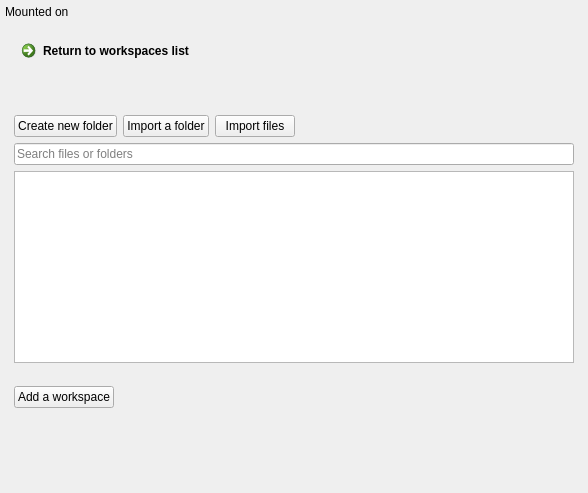
Above: parsec/core/gui/forms/files_widget.ui from Scille/parsec-cloud before the change. Below: the same form after it.
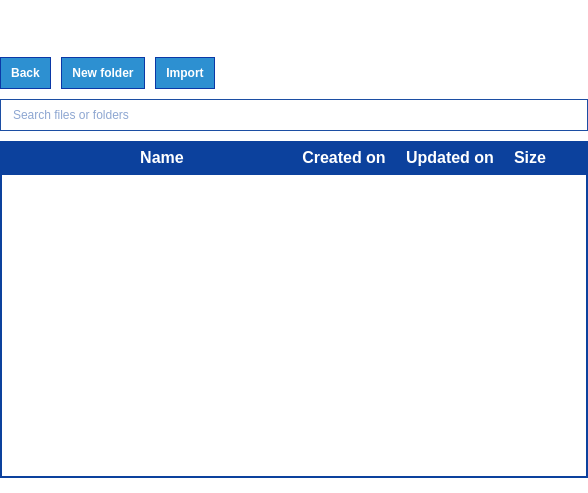
That is the form after the change. Icons and pictures are not drawn.

```diff
--- a/parsec/core/gui/forms/files_widget.ui
+++ b/parsec/core/gui/forms/files_widget.ui
@@ -19,52 +19,45 @@
   <property name="windowTitle">
    <string>Form</string>
   </property>
+  <property name="styleSheet">
+   <string notr="true">QWidget#FilesWidget
+{
+background-color: rgb(255, 255, 255);
+}
+
+QTableWidget
+{
+font-size: 12px;
+font-weight: bold;
+}
+
+QHeaderView::section
+{
+height: 32px;
+background-color: rgb(12, 65, 157);
+color: rgb(255, 255, 255);
+font-size: 16px;
+font-weight: bold;
+border: 0;
+}
+</string>
+  </property>
   <layout class="QVBoxLayout" name="verticalLayout">
    <property name="spacing">
-    <number>5</number>
+    <number>0</number>
    </property>
    <property name="leftMargin">
-    <number>5</number>
+    <number>0</number>
    </property>
    <property name="topMargin">
-    <number>5</number>
+    <number>15</number>
    </property>
    <property name="rightMargin">
-    <number>5</number>
+    <number>0</number>
    </property>
    <property name="bottomMargin">
-    <number>5</number>
+    <number>15</number>
    </property>
-   <item>
-    <layout class="QHBoxLayout" name="horizontalLayout_4">
-     <item>
-      <widget class="QLabel" name="label">
-       <property name="sizePolicy">
-        <sizepolicy hsizetype="Minimum" vsizetype="Preferred">
-         <horstretch>0</horstretch>
-         <verstretch>0</verstretch>
-        </sizepolicy>
-       </property>
-       <property name="text">
-        <string>Mounted on</string>
-       </property>
-      </widget>
-     </item>
-     <item>
-      <widget class="QLabel" name="label_mountpoint">
-       <property name="sizePolicy">
-        <sizepolicy hsizetype="Expanding" vsizetype="Preferred">
-         <horstretch>0</horstretch>
-         <verstretch>0</verstretch>
-        </sizepolicy>
-       </property>
-       <property name="text">
-        <string/>
-       </property>
-      </widget>
-     </item>
-    </layout>
-   </item>
    <item>
     <widget class="QWidget" name="widget_files" native="true">
      <property name="sizePolicy">
@@ -74,87 +67,236 @@
       </sizepolicy>
      </property>
      <layout class="QVBoxLayout" name="verticalLayout_2">
+      <property name="spacing">
+       <number>10</number>
+      </property>
+      <property name="leftMargin">
+       <number>0</number>
+      </property>
+      <property name="topMargin">
+       <number>0</number>
+      </property>
+      <property name="rightMargin">
+       <number>0</number>
+      </property>
+      <property name="bottomMargin">
+       <number>0</number>
+      </property>
+      <item>
+       <layout class="QHBoxLayout" name="horizontalLayout">
+        <property name="spacing">
+         <number>24</number>
+        </property>
+        <item>
+         <widget class="QLabel" name="label">
+          <property name="sizePolicy">
+           <sizepolicy hsizetype="Minimum" vsizetype="Preferred">
+            <horstretch>0</horstretch>
+            <verstretch>0</verstretch>
+           </sizepolicy>
+          </property>
+          <property name="minimumSize">
+           <size>
+            <width>32</width>
+            <height>32</height>
+           </size>
+          </property>
+          <property name="maximumSize">
+           <size>
+            <width>32</width>
+            <height>32</height>
+           </size>
+          </property>
+          <property name="text">
+           <string/>
+          </property>
+          <property name="pixmap">
+           <pixmap resource="../rc/resources.qrc">:/icons/images/icons/workspace.png</pixmap>
+          </property>
+          <property name="scaledContents">
+           <bool>true</bool>
+          </property>
+          <property name="alignment">
+           <set>Qt::AlignCenter</set>
+          </property>
+         </widget>
+        </item>
+        <item>
+         <widget class="QLabel" name="label_current_directory">
+          <property name="sizePolicy">
+           <sizepolicy hsizetype="Expanding" vsizetype="Preferred">
+            <horstretch>0</horstretch>
+            <verstretch>0</verstretch>
+           </sizepolicy>
+          </property>
+          <property name="font">
+           <font>
+            <pointsize>14</pointsize>
+            <weight>75</weight>
+            <bold>true</bold>
+           </font>
+          </property>
+          <property name="styleSheet">
+           <string notr="true">font-weight: bold;</string>
+          </property>
+          <property name="text">
+           <string/>
+          </property>
+         </widget>
+        </item>
+       </layout>
+      </item>
       <item>
        <layout class="QHBoxLayout" name="horizontalLayout_2">
         <item>
-         <widget class="QCommandLinkButton" name="button_to_workspaces">
+         <widget class="QPushButton" name="button_back">
+          <property name="minimumSize">
+           <size>
+            <width>0</width>
+            <height>32</height>
+           </size>
+          </property>
+          <property name="font">
+           <font>
+            <weight>75</weight>
+            <bold>true</bold>
+           </font>
+          </property>
+          <property name="layoutDirection">
+           <enum>Qt::RightToLeft</enum>
+          </property>
+          <property name="styleSheet">
+           <string notr="true">background-color: rgb(45, 144, 209);
+border: 1px solid rgb(11, 56, 166);
+color: rgb(255, 255, 255);
+padding-left: 10px;
+padding-right: 10px;
+font-weight: bold;</string>
+          </property>
           <property name="text">
-           <string>Return to workspaces list</string>
+           <string>Back</string>
+          </property>
+          <property name="icon">
+           <iconset resource="../rc/resources.qrc">
+            <normaloff>:/icons/images/icons/go-back.png</normaloff>:/icons/images/icons/go-back.png</iconset>
+          </property>
+          <property name="iconSize">
+           <size>
+            <width>24</width>
+            <height>24</height>
+           </size>
+          </property>
+          <property name="autoDefault">
+           <bool>false</bool>
+          </property>
+          <property name="default">
+           <bool>false</bool>
+          </property>
+          <property name="flat">
+           <bool>true</bool>
           </property>
          </widget>
         </item>
-        <item>
-         <spacer name="horizontalSpacer">
-          <property name="orientation">
-           <enum>Qt::Horizontal</enum>
-          </property>
-          <property name="sizeHint" stdset="0">
-           <size>
-            <width>40</width>
-            <height>20</height>
-           </size>
-          </property>
-         </spacer>
-        </item>
-       </layout>
-      </item>
-      <item>
-       <widget class="QLabel" name="label_current_directory">
-        <property name="text">
-         <string/>
-        </property>
-       </widget>
-      </item>
-      <item>
-       <widget class="QLabel" name="label_cd_elems">
-        <property name="sizePolicy">
-         <sizepolicy hsizetype="Expanding" vsizetype="Preferred">
-          <horstretch>0</horstretch>
-          <verstretch>0</verstretch>
-         </sizepolicy>
-        </property>
-        <property name="text">
-         <string/>
-        </property>
-       </widget>
-      </item>
-      <item>
-       <layout class="QHBoxLayout" name="horizontalLayout_3">
         <item>
          <widget class="QPushButton" name="button_create_folder">
-          <property name="text">
-           <string>Create new folder</string>
+          <property name="minimumSize">
+           <size>
+            <width>0</width>
+            <height>32</height>
+           </size>
           </property>
-          <property name="icon">
-           <iconset resource="../rc/resources.qrc">
-            <normaloff>:/icons/images/icons/folder_add.png</normaloff>:/icons/images/icons/folder_add.png</iconset>
+          <property name="font">
+           <font>
+            <weight>75</weight>
+            <bold>true</bold>
+           </font>
           </property>
-         </widget>
-        </item>
-        <item>
-         <widget class="QPushButton" name="button_import_folder">
+          <property name="layoutDirection">
+           <enum>Qt::RightToLeft</enum>
+          </property>
+          <property name="styleSheet">
+           <string notr="true">background-color: rgb(45, 144, 209);
+border: 1px solid rgb(11, 56, 166);
+color: rgb(255, 255, 255);
+padding-left: 10px;
+padding-right: 10px;
+font-weight: bold;</string>
+          </property>
           <property name="text">
-           <string>Import a folder</string>
+           <string>New folder</string>
           </property>
           <property name="icon">
            <iconset resource="../rc/resources.qrc">
             <normaloff>:/icons/images/icons/folder_download.png</normaloff>:/icons/images/icons/folder_download.png</iconset>
           </property>
+          <property name="iconSize">
+           <size>
+            <width>24</width>
+            <height>24</height>
+           </size>
+          </property>
+          <property name="autoDefault">
+           <bool>false</bool>
+          </property>
+          <property name="default">
+           <bool>false</bool>
+          </property>
+          <property name="flat">
+           <bool>true</bool>
+          </property>
          </widget>
         </item>
         <item>
-         <widget class="QPushButton" name="button_import_files">
+         <widget class="QPushButton" name="button_import">
+          <property name="minimumSize">
+           <size>
+            <width>0</width>
+            <height>32</height>
+           </size>
+          </property>
+          <property name="font">
+           <font>
+            <weight>75</weight>
+            <bold>true</bold>
+           </font>
+          </property>
+          <property name="layoutDirection">
+           <enum>Qt::RightToLeft</enum>
+          </property>
+          <property name="styleSheet">
+           <string notr="true">background-color: rgb(45, 144, 209);
+border: 1px solid rgb(11, 56, 166);
+color: rgb(255, 255, 255);
+padding-left: 10px;
+padding-right: 10px;
+font-weight: bold;</string>
+          </property>
           <property name="text">
-           <string>Import files</string>
+           <string>Import</string>
           </property>
           <property name="icon">
            <iconset resource="../rc/resources.qrc">
             <normaloff>:/icons/images/icons/file_download.png</normaloff>:/icons/images/icons/file_download.png</iconset>
           </property>
+          <property name="iconSize">
+           <size>
+            <width>24</width>
+            <height>24</height>
+           </size>
+          </property>
+          <property name="autoDefault">
+           <bool>false</bool>
+          </property>
+          <property name="default">
+           <bool>false</bool>
+          </property>
+          <property name="flat">
+           <bool>true</bool>
+          </property>
          </widget>
         </item>
         <item>
-         <spacer name="horizontalSpacer_2">
+         <spacer name="horizontalSpacer">
           <property name="orientation">
            <enum>Qt::Horizontal</enum>
           </property>
@@ -170,67 +312,225 @@
       </item>
       <item>
        <widget class="QLineEdit" name="line_edit_search">
-        <property name="placeholderText">
-         <string>Search files or folders</string>
-        </property>
-       </widget>
-      </item>
-      <item>
-       <widget class="QListWidget" name="list_files"/>
-      </item>
-     </layout>
-    </widget>
-   </item>
-   <item>
-    <widget class="QWidget" name="widget_workspaces" native="true">
-     <layout class="QVBoxLayout" name="verticalLayout_3">
-      <item>
-       <layout class="QHBoxLayout" name="horizontalLayout">
-        <item>
-         <widget class="QPushButton" name="button_add_workspace">
-          <property name="text">
-           <string>Add a workspace</string>
-          </property>
-          <property name="icon">
-           <iconset resource="../rc/resources.qrc">
-            <normaloff>:/icons/images/icons/add.png</normaloff>:/icons/images/icons/add.png</iconset>
-          </property>
-         </widget>
-        </item>
-        <item>
-         <spacer name="horizontalSpacer_3">
-          <property name="orientation">
-           <enum>Qt::Horizontal</enum>
-          </property>
-          <property name="sizeHint" stdset="0">
-           <size>
-            <width>40</width>
-            <height>20</height>
-           </size>
-          </property>
-         </spacer>
-        </item>
-       </layout>
-      </item>
-      <item>
-       <layout class="QGridLayout" name="layout_workspaces">
-        <property name="sizeConstraint">
-         <enum>QLayout::SetMaximumSize</enum>
-        </property>
-       </layout>
-      </item>
-      <item>
-       <spacer name="verticalSpacer">
-        <property name="orientation">
-         <enum>Qt::Vertical</enum>
-        </property>
-        <property name="sizeHint" stdset="0">
+        <property name="minimumSize">
          <size>
-          <width>20</width>
-          <height>40</height>
+          <width>0</width>
+          <height>32</height>
          </size>
         </property>
-       </spacer>
+        <property name="styleSheet">
+         <string notr="true">background-image: url(:/icons/images/icons/search.png);
+background-repeat: no-repeat;
+background-position: right;
+border: 1px solid rgb(28, 78, 163);
+padding-left: 10px;
+color: rgb(28, 78, 163);</string>
+        </property>
+        <property name="placeholderText">
+         <string>Search files or folders</string>
+        </property>
+       </widget>
+      </item>
+      <item>
+       <layout class="QVBoxLayout" name="verticalLayout_3">
+        <property name="spacing">
+         <number>0</number>
+        </property>
+        <item>
+         <layout class="QHBoxLayout" name="horizontalLayout_4">
+          <property name="spacing">
+           <number>0</number>
+          </property>
+          <item>
+           <widget class="QLabel" name="label_2">
+            <property name="minimumSize">
+             <size>
+              <width>32</width>
+              <height>32</height>
+             </size>
+            </property>
+            <property name="maximumSize">
+             <size>
+              <width>32</width>
+              <height>32</height>
+             </size>
+            </property>
+            <property name="styleSheet">
+             <string notr="true">background-color: rgb(12, 65, 157);</string>
+            </property>
+            <property name="text">
+             <string/>
+            </property>
+           </widget>
+          </item>
+          <item>
+           <widget class="QPushButton" name="pushButton">
+            <property name="sizePolicy">
+             <sizepolicy hsizetype="Expanding" vsizetype="Fixed">
+              <horstretch>0</horstretch>
+              <verstretch>0</verstretch>
+             </sizepolicy>
+            </property>
+            <property name="minimumSize">
+             <size>
+              <width>0</width>
+              <height>32</height>
+             </size>
+            </property>
+            <property name="maximumSize">
+             <size>
+              <width>16777215</width>
+              <height>32</height>
+             </size>
+            </property>
+            <property name="font">
+             <font>
+              <pointsize>12</pointsize>
+              <weight>75</weight>
+              <bold>true</bold>
+             </font>
+            </property>
+            <property name="styleSheet">
+             <string notr="true">background-color: rgb(12, 65, 157);
+color: rgb(255, 255, 255);
+border: 0;</string>
+            </property>
+            <property name="text">
+             <string>Name</string>
+            </property>
+            <property name="default">
+             <bool>false</bool>
+            </property>
+            <property name="flat">
+             <bool>false</bool>
+            </property>
+           </widget>
+          </item>
+          <item>
+           <widget class="QPushButton" name="pushButton_2">
+            <property name="minimumSize">
+             <size>
+              <width>0</width>
+              <height>32</height>
+             </size>
+            </property>
+            <property name="maximumSize">
+             <size>
+              <width>16777215</width>
+              <height>32</height>
+             </size>
+            </property>
+            <property name="font">
+             <font>
+              <pointsize>12</pointsize>
+              <weight>75</weight>
+              <bold>true</bold>
+             </font>
+            </property>
+            <property name="styleSheet">
+             <string notr="true">background-color: rgb(12, 65, 157);
+color: rgb(255, 255, 255);
+border: 0;
+padding-left: 10px;
+padding-right: 10px;</string>
+            </property>
+            <property name="text">
+             <string>Created on</string>
+            </property>
+           </widget>
+          </item>
+          <item>
+           <widget class="QPushButton" name="pushButton_3">
+            <property name="minimumSize">
+             <size>
+              <width>0</width>
+              <height>32</height>
+             </size>
+            </property>
+            <property name="maximumSize">
+             <size>
+              <width>16777215</width>
+              <height>32</height>
+             </size>
+            </property>
+            <property name="font">
+             <font>
+              <pointsize>12</pointsize>
+              <weight>75</weight>
+              <bold>true</bold>
+             </font>
+            </property>
+            <property name="styleSheet">
+             <string notr="true">background-color: rgb(12, 65, 157);
+color: rgb(255, 255, 255);
+border: 0;
+padding-left: 10px;
+padding-right: 10px;</string>
+            </property>
+            <property name="text">
+             <string>Updated on</string>
+            </property>
+           </widget>
+          </item>
+          <item>
+           <widget class="QPushButton" name="pushButton_4">
+            <property name="minimumSize">
+             <size>
+              <width>32</width>
+              <height>32</height>
+             </size>
+            </property>
+            <property name="font">
+             <font>
+              <pointsize>12</pointsize>
+              <weight>75</weight>
+              <bold>true</bold>
+             </font>
+            </property>
+            <property name="styleSheet">
+             <string notr="true">background-color: rgb(12, 65, 157);
+color: rgb(255, 255, 255);
+border: 0;
+padding-left: 10px;
+padding-right: 10px;</string>
+            </property>
+            <property name="text">
+             <string>Size</string>
+            </property>
+           </widget>
+          </item>
+          <item>
+           <widget class="QLabel" name="label_3">
+            <property name="minimumSize">
+             <size>
+              <width>32</width>
+              <height>32</height>
+             </size>
+            </property>
+            <property name="maximumSize">
+             <size>
+              <width>32</width>
+              <height>32</height>
+             </size>
+            </property>
+            <property name="styleSheet">
+             <string notr="true">background-color: rgb(12, 65, 157);</string>
+            </property>
+            <property name="text">
+             <string/>
+            </property>
+           </widget>
+          </item>
+         </layout>
+        </item>
+        <item>
+         <widget class="QListWidget" name="list_files">
+          <property name="styleSheet">
+           <string notr="true">border: 2px solid rgb(12, 65, 157);</string>
+          </property>
+         </widget>
+        </item>
+       </layout>
       </item>
      </layout>
     </widget>
```
Left out of the diff: 39 changed lines with no effect on the pictures.
